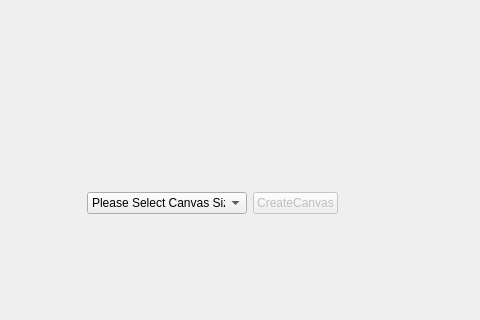
Old version of the form mainwindow.ui in the repository Chromecore/Sprite-Editor; both pictures show x 193 to 673 and y 280 to 600 of the 800 by 600 pixel window.
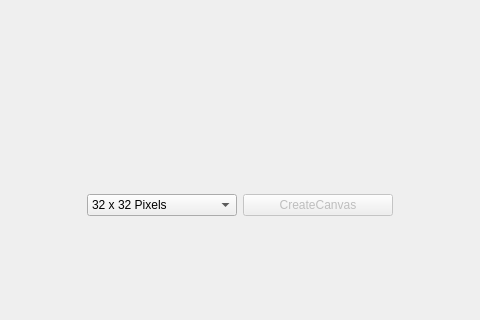
New version of the form. Custom widgets are drawn as their Qt base class.

Commit message: Started canvas spin box at 32x32

```diff
--- a/mainwindow.ui
+++ b/mainwindow.ui
@@ -54,21 +54,24 @@
      </rect>
     </property>
    </widget>
-   <widget class="QWidget" name="">
+   <widget class="QWidget" name="layoutWidget">
     <property name="geometry">
      <rect>
       <x>280</x>
       <y>470</y>
-      <width>251</width>
-      <height>26</height>
+      <width>306</width>
+      <height>31</height>
      </rect>
     </property>
     <layout class="QHBoxLayout" name="horizontalLayout">
      <item>
       <widget class="QComboBox" name="spriteSizeComboBox">
+       <property name="currentText">
+        <string>32 x 32 Pixels</string>
+       </property>
        <item>
         <property name="text">
-         <string>Please Select Canvas Size</string>
+         <string>32 x 32 Pixels</string>
         </property>
        </item>
        <item>
```
Left out of the diff: 2 changed lines with no effect on the pictures.
